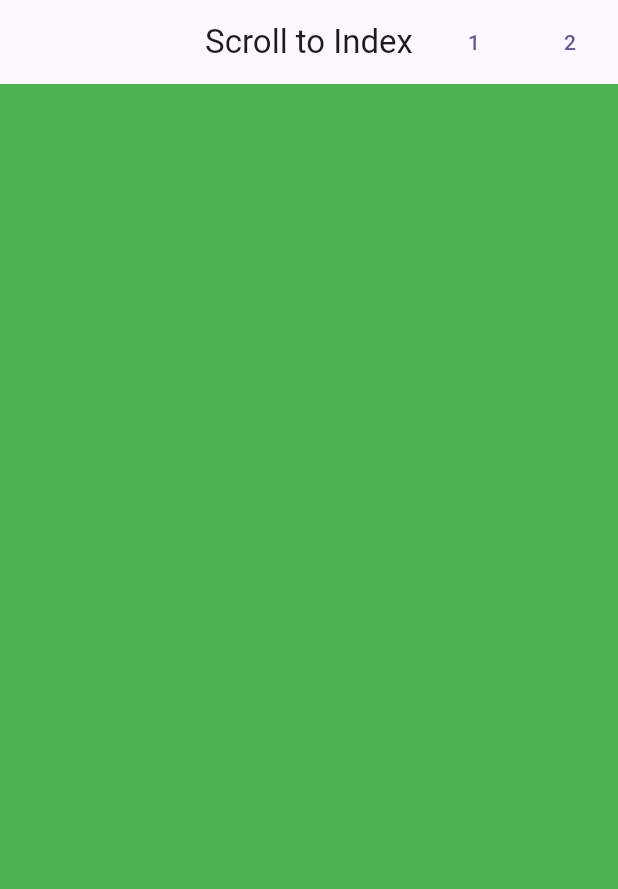
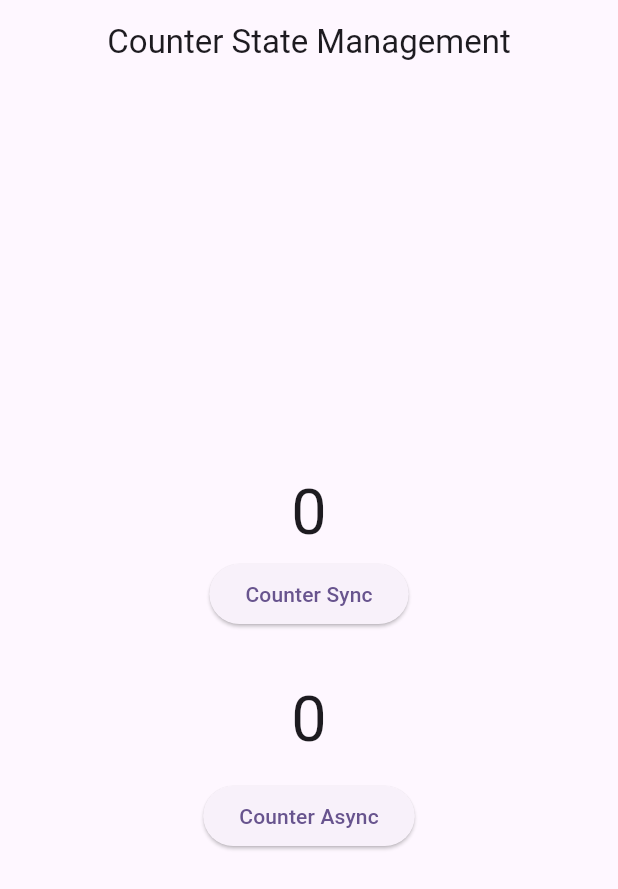
Before and after one commit to Ndhrbt1/nostra_roadmap, a Flutter app: the screen it shows after launch, on a phone screen of 412 x 824 dp. Shown: the top 889 px of the screen. Run offline on Flutter 3.47's test engine with Material 3 defaults, Android fonts, the phone set to English and light mode, and no system bars; drawn by our look-alikes of scroll_to_index; our stand-ins replace states_rebuilder.

Commit message:
feat: counter sync & async with SM

```diff
--- a/lib/app.dart
+++ b/lib/app.dart
@@ -1,7 +1,8 @@
 import 'package:flutter/material.dart';
 // import 'package:nostra_roadmap/ui_screens/counter_statefull.dart';
 // import 'package:nostra_roadmap/ui_screens/b.responsive.dart';
-import 'package:nostra_roadmap/ui_screens/c.scroll_to_index.dart';
+// import 'package:nostra_roadmap/ui_screens/c.scroll_to_index.dart';
+import 'package:nostra_roadmap/ui_screens/d.counter.state.management/c.counter.sm.view.dart';
 
 class MyApp extends StatelessWidget {
   const MyApp({super.key});
@@ -17,7 +18,8 @@ class MyApp extends StatelessWidget {
       ),
       // home: const CounterStatefull(),
       // home: const Responsive(),
-      home: const ScrollToIndex(),
+      // home: const ScrollToIndex(),
+      home: const CounterSM(),
     );
   }
 }
--- a/lib/ui_screens/b.responsive.dart
+++ b/lib/ui_screens/b.responsive/responsive.dart
@@ -1,7 +1,7 @@
 import 'package:flutter/material.dart';
-import 'package:nostra_roadmap/ui_screens/widgets/horizontal.dart';
+import 'package:nostra_roadmap/ui_screens/b.responsive/widgets/c.horizontal.dart';
 
-import 'package:nostra_roadmap/ui_screens/widgets/vertical.dart';
+import 'package:nostra_roadmap/ui_screens/b.responsive/widgets/d.vertical.dart';
 
 class Responsive extends StatelessWidget {
   const Responsive({super.key});
--- a/lib/ui_screens/widgets/right_container.dart
+++ b/lib/ui_screens/b.responsive/widgets/b.right_container.dart
@@ -1,5 +1,5 @@
 import 'package:flutter/material.dart';
-import 'package:nostra_roadmap/ui_widgets/icon_btn_responsive.dart';
+import 'package:nostra_roadmap/ui_widgets/icon.btn.responsive.dart';
 
 class RightContainer extends StatelessWidget {
   const RightContainer({
--- a/lib/ui_screens/widgets/horizontal.dart
+++ b/lib/ui_screens/b.responsive/widgets/c.horizontal.dart
@@ -1,6 +1,6 @@
 import 'package:flutter/material.dart';
-import 'package:nostra_roadmap/ui_screens/widgets/left_container.dart';
-import 'package:nostra_roadmap/ui_screens/widgets/right_container.dart';
+import 'package:nostra_roadmap/ui_screens/b.responsive/widgets/a.left_container.dart';
+import 'package:nostra_roadmap/ui_screens/b.responsive/widgets/b.right_container.dart';
 
 class ScreenHorizontal extends StatelessWidget {
   const ScreenHorizontal({
--- a/lib/ui_screens/widgets/vertical.dart
+++ b/lib/ui_screens/b.responsive/widgets/d.vertical.dart
@@ -1,6 +1,6 @@
 import 'package:flutter/material.dart';
-import 'package:nostra_roadmap/ui_screens/widgets/left_container.dart';
-import 'package:nostra_roadmap/ui_screens/widgets/right_container.dart';
+import 'package:nostra_roadmap/ui_screens/b.responsive/widgets/a.left_container.dart';
+import 'package:nostra_roadmap/ui_screens/b.responsive/widgets/b.right_container.dart';
 
 class ScreenVertical extends StatelessWidget {
   const ScreenVertical({
--- /dev/null
+++ b/lib/ui_screens/d.counter.state.management/a.counter.sm.data.dart
@@ -0,0 +1,12 @@
+import 'package:states_rebuilder/scr/state_management/rm.dart';
+
+final rxNumber = counterSmData.state.rxNumber;
+final rxNumberAsync = counterSmData.state.rxNumberAsync;
+
+final counterSmData = RM.inject(() => CounterSmData());
+
+class CounterSmData {
+  var rxNumber = RM.inject(() => 0);
+
+  var rxNumberAsync = RM.injectFuture(() => Future.value(0));
+}
--- /dev/null
+++ b/lib/ui_screens/d.counter.state.management/b.counter.sm.ctrl.dart
@@ -0,0 +1,22 @@
+import 'package:flutter/foundation.dart';
+import 'package:nostra_roadmap/ui_screens/d.counter.state.management/a.counter.sm.data.dart';
+
+final counterSmCtrl = CounterSmCtrl();
+
+class CounterSmCtrl {
+  void increment() {
+    rxNumber.state++;
+    debugPrint(rxNumber.toString());
+  }
+
+  Future<int> incrementx() async {
+    await Future.delayed(const Duration(seconds: 2));
+    rxNumberAsync.state++;
+    debugPrint(rxNumberAsync.toString());
+    return rxNumberAsync.state;
+  }
+
+  void incrementAsync() {
+    rxNumberAsync.stateAsync = incrementx();
+  }
+}
--- /dev/null
+++ b/lib/ui_screens/d.counter.state.management/c.counter.sm.view.dart
@@ -0,0 +1,68 @@
+import 'package:flutter/material.dart';
+import 'package:nostra_roadmap/ui_screens/d.counter.state.management/a.counter.sm.data.dart';
+import 'package:nostra_roadmap/ui_screens/d.counter.state.management/b.counter.sm.ctrl.dart';
+import 'package:states_rebuilder/states_rebuilder.dart';
+
+class CounterSM extends StatelessWidget {
+  const CounterSM({super.key});
+
+  @override
+  Widget build(BuildContext context) {
+    return Scaffold(
+      appBar: AppBar(
+        title: const Text('Counter State Management'),
+        centerTitle: true,
+      ),
+      body: Center(
+        child: Column(
+          mainAxisAlignment: MainAxisAlignment.center,
+          children: [
+            Column(
+              mainAxisAlignment: MainAxisAlignment.spaceEvenly,
+              children: [
+                OnReactive(
+                  () => Text(
+                    '${rxNumber.state}',
+                    textScaler: const TextScaler.linear(3),
+                  ),
+                ),
+                ElevatedButton(
+                  onPressed: () {
+                    counterSmCtrl.increment();
+                  },
+                  child: const Text(
+                    "Counter Sync",
+                  ),
+                ),
+              ],
+            ),
+            const SizedBox(height: 30),
+            Column(
+              mainAxisAlignment: MainAxisAlignment.spaceEvenly,
+              children: [
+                OnBuilder.all(
+                  listenTo: rxNumberAsync,
+                  onWaiting: () => const CircularProgressIndicator(),
+                  onError: (error, refreshError) => Text(error.toString()),
+                  onData: (data) => Text(
+                    '${rxNumberAsync.state}',
+                    textScaler: const TextScaler.linear(3),
+                  ),
+                ),
+                const SizedBox(height: 10),
+                ElevatedButton(
+                  onPressed: () {
+                    counterSmCtrl.incrementAsync();
+                  },
+                  child: const Text(
+                    "Counter Async",
+                  ),
+                ),
+              ],
+            ),
+          ],
+        ),
+      ),
+    );
+  }
+}
--- a/pubspec.yaml
+++ b/pubspec.yaml
@@ -14,6 +14,7 @@ dependencies:
 
   cupertino_icons: ^1.0.8
   scroll_to_index: ^3.0.1
+  states_rebuilder: ^6.4.0
 
 dev_dependencies:
   flutter_test:
```
Also changed, not shown: lib/ui_screens/a.counter.statefull/counter.statefull.dart (renamed from lib/ui_screens/a.counter_statefull.dart), lib/ui_screens/b.responsive/widgets/a.left_container.dart (renamed from lib/ui_screens/widgets/left_container.dart), lib/ui_screens/c.scroll.to.index/scroll.to.index.dart (renamed from lib/ui_screens/c.scroll_to_index.dart), lib/ui_widgets/icon.btn.responsive.dart (renamed from lib/ui_widgets/icon_btn_responsive.dart), pubspec.lock.
